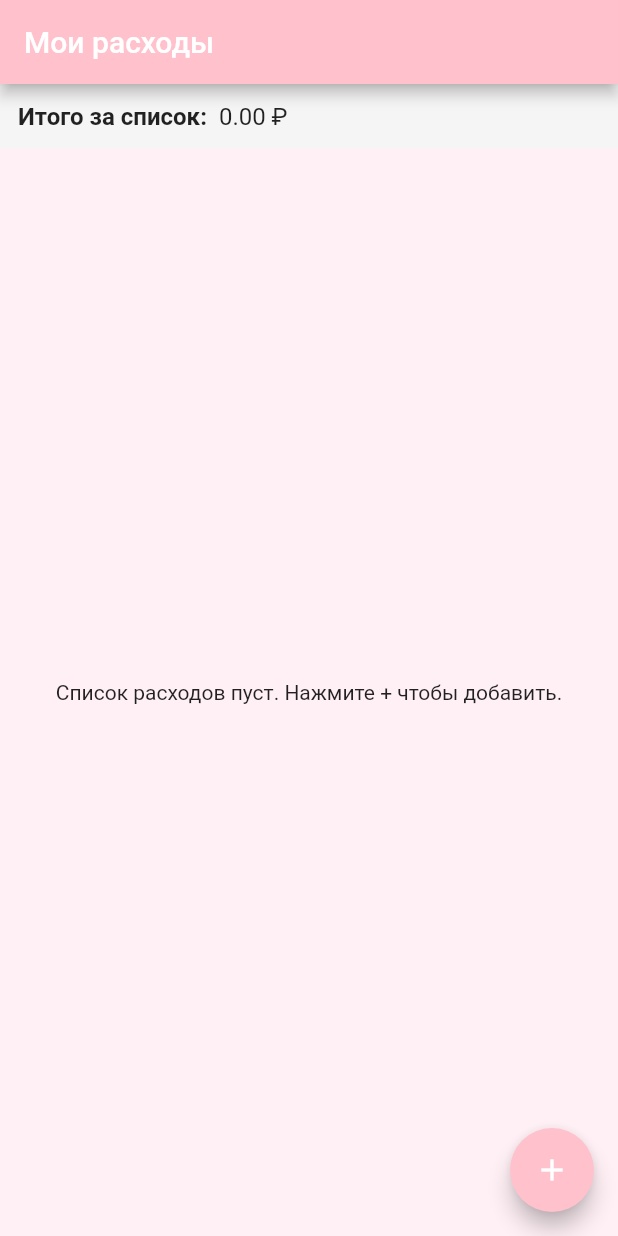
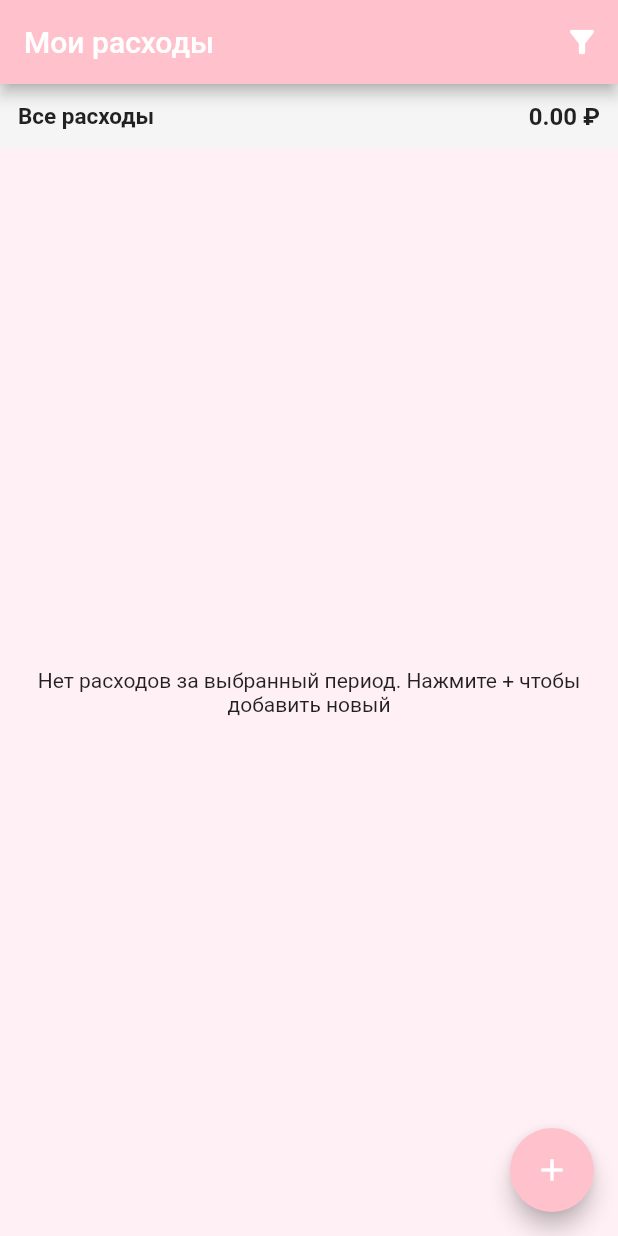
Before and after one commit to DashaMiMiheeva/Flutter_pr5, a Flutter app: the screen it shows after launch, on a phone screen of 412 x 824 dp. Run offline on Flutter 3.47's test engine with Material 3 defaults, Android fonts, the phone set to English and light mode, and no system bars.

Commit message:
Cleaned code

```diff
--- a/lib/features/expenses/expenses_container.dart
+++ b/lib/features/expenses/expenses_container.dart
@@ -1,4 +1,3 @@
-// lib/features/expenses/expenses_container.dart
 import 'package:flutter/material.dart';
 import 'models/expense.dart';
 import 'screens/expenses_list_screen.dart';
@@ -19,11 +18,31 @@ class _ExpensesContainerState extends State<ExpensesContainer> {
   Expense? _recentlyDeleted;
   int? _recentlyDeletedIndex;
 
-  // simple categories for example
   final List<String> _categories = ['Еда', 'Транспорт', 'Покупки', 'Развлечения', 'Прочее'];
+
+  DateTime? _selectedDate; // null = все расходы
 
   void _showAdd() => setState(() => _current = _Screen.add);
   void _showList() => setState(() => _current = _Screen.list);
+
+  void _setFilterDate(DateTime date) {
+    setState(() => _selectedDate = date);
+  }
+
+  void _clearFilter() {
+    setState(() => _selectedDate = null);
+  }
+
+  List<Expense> get _filteredExpenses {
+    if (_selectedDate == null) return _expenses;
+
+    return _expenses.where((e) {
+      final sameDay = e.date.year == _selectedDate!.year &&
+          e.date.month == _selectedDate!.month &&
+          e.date.day == _selectedDate!.day;
+      return sameDay;
+    }).toList();
+  }
 
   void _createExpense({
     required double amount,
@@ -77,10 +96,13 @@ class _ExpensesContainerState extends State<ExpensesContainer> {
     switch (_current) {
       case _Screen.list:
         child = ExpensesListScreen(
-          expenses: List.unmodifiable(_expenses),
+          expenses: List.unmodifiable(_filteredExpenses),
           onAddTap: _showAdd,
           onDelete: _deleteExpense,
           onEdit: null,
+          onFilter: _setFilterDate,
+          onClearFilter: _clearFilter,
+          selectedDate: _selectedDate,
         );
         break;
       case _Screen.add:
--- a/lib/features/expenses/screens/add_expense_screen.dart
+++ b/lib/features/expenses/screens/add_expense_screen.dart
@@ -1,4 +1,3 @@
-// lib/features/expenses/screens/add_expense_screen.dart
 import 'package:flutter/material.dart';
 
 class AddExpenseScreen extends StatefulWidget {
--- a/lib/features/expenses/screens/expenses_list_screen.dart
+++ b/lib/features/expenses/screens/expenses_list_screen.dart
@@ -1,4 +1,3 @@
-// lib/features/expenses/screens/expenses_list_screen.dart
 import 'package:flutter/material.dart';
 import '../models/expense.dart';
 import '../widgets/expense_row.dart';
@@ -9,21 +8,57 @@ class ExpensesListScreen extends StatelessWidget {
   final void Function(String id) onDelete;
   final void Function(Expense expense)? onEdit;
 
+  final void Function(DateTime date) onFilter;
+  final VoidCallback onClearFilter;
+  final DateTime? selectedDate;
+
   const ExpensesListScreen({
     Key? key,
     required this.expenses,
     required this.onAddTap,
     required this.onDelete,
     this.onEdit,
+    required this.onFilter,
+    required this.onClearFilter,
+    this.selectedDate,
   }) : super(key: key);
 
   double _sumAll() => expenses.fold(0.0, (s, e) => s + e.amount);
 
+  Future<void> _pickDate(BuildContext context) async {
+    final picked = await showDatePicker(
+      context: context,
+      initialDate: selectedDate ?? DateTime.now(),
+      firstDate: DateTime.now().subtract(const Duration(days: 365 * 5)),
+      lastDate: DateTime.now(),
+    );
+    if (picked != null) onFilter(picked);
+  }
+
   @override
   Widget build(BuildContext context) {
     final total = _sumAll();
+    final dateLabel = selectedDate != null
+        ? 'Фильтр: ${selectedDate!.day.toString().padLeft(2, '0')}.${selectedDate!.month.toString().padLeft(2, '0')}.${selectedDate!.year}'
+        : 'Все расходы';
+
     return Scaffold(
-      appBar: AppBar(title: const Text('Мои расходы')),
+      appBar: AppBar(
+        title: const Text('Мои расходы'),
+        actions: [
+          IconButton(
+            icon: const Icon(Icons.filter_alt),
+            tooltip: 'Фильтр по месяцу',
+            onPressed: () => _pickDate(context),
+          ),
+          if (selectedDate != null)
+            IconButton(
+              icon: const Icon(Icons.clear),
+              tooltip: 'Сбросить фильтр',
+              onPressed: onClearFilter,
+            ),
+        ],
+      ),
       body: Column(
         children: [
           Container(
@@ -32,15 +67,27 @@ class ExpensesListScreen extends StatelessWidget {
             padding: const EdgeInsets.all(12),
             child: Row(
               children: [
-                const Text('Итого за список:', style: TextStyle(fontSize: 16, fontWeight: FontWeight.bold)),
-                const SizedBox(width: 8),
-                Text('${total.toStringAsFixed(2)} ₽', style: const TextStyle(fontSize: 16)),
+                Expanded(
+                  child: Text(
+                    dateLabel,
+                    style: const TextStyle(fontSize: 15, fontWeight: FontWeight.bold),
+                  ),
+                ),
+                Text(
+                  '${total.toStringAsFixed(2)} ₽',
+                  style: const TextStyle(fontSize: 16, fontWeight: FontWeight.bold),
+                ),
               ],
             ),
           ),
           Expanded(
             child: expenses.isEmpty
-                ? const Center(child: Text('Список расходов пуст. Нажмите + чтобы добавить.'))
+                ? const Center(
+              child: Text(
+                'Нет расходов за выбранный период. Нажмите + чтобы добавить новый',
+                textAlign: TextAlign.center,
+              ),
+            )
                 : ListView.builder(
               itemCount: expenses.length,
               itemBuilder: (context, index) {
@@ -57,15 +104,18 @@ class ExpensesListScreen extends StatelessWidget {
                   onDismissed: (_) {
                     onDelete(e.id);
                     ScaffoldMessenger.of(context).showSnackBar(
-                      SnackBar(content: const Text('Расход удалён'), action: SnackBarAction(label: 'Отменить', onPressed: () {
-                        // undo handled by container via stored state — here no-op
-                      })),
+                      SnackBar(
+                        content: const Text('Расход удалён'),
+                        action: SnackBarAction(
+                          label: 'Отменить',
+                          onPressed: () {},
+                        ),
+                      ),
                     );
                   },
                   child: ExpenseRow(
                     expense: e,
                     onTap: onEdit != null ? () => onEdit!(e) : null,
-                    onDelete: () {},
                   ),
                 );
               },
--- a/lib/features/expenses/widgets/expense_row.dart
+++ b/lib/features/expenses/widgets/expense_row.dart
@@ -1,4 +1,3 @@
-// lib/features/expenses/widgets/expense_row.dart
 import 'package:flutter/material.dart';
 import '../models/expense.dart';
 
--- a/lib/main.dart
+++ b/lib/main.dart
@@ -15,7 +15,7 @@ class ExpensesApp extends StatelessWidget {
       title: 'Учёт расходов',
       theme: ThemeData(
         primaryColor: const Color(0xFFFFC1CC),
-        scaffoldBackgroundColor: const Color(0xFFFFF0F5), // фон
+        scaffoldBackgroundColor: const Color(0xFFFFF0F5),
         appBarTheme: const AppBarTheme(
           backgroundColor: Color(0xFFFFC1CC),
           foregroundColor: Colors.white,
```
